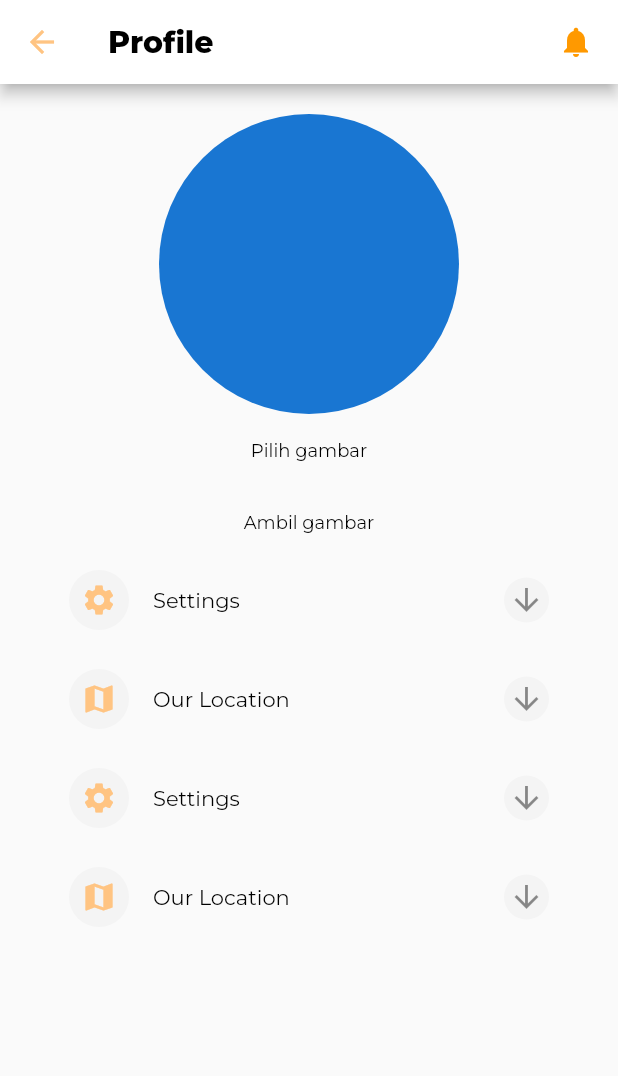
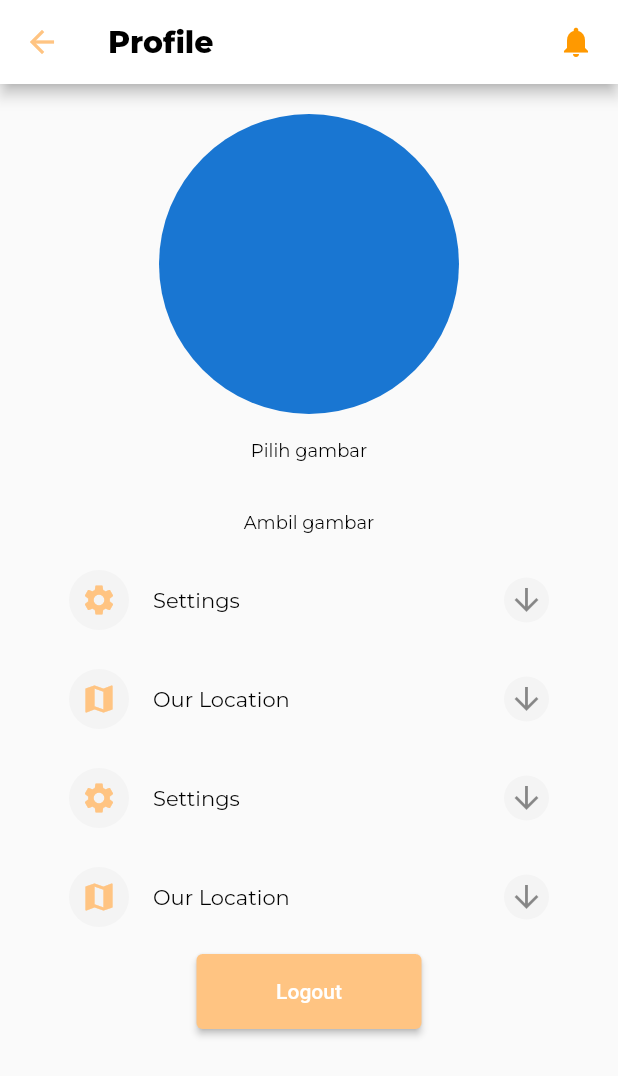
Before and after one commit to yudanto88/PetShop, a Flutter app: the ProfileView screen opened by its route, on a phone screen of 412 x 824 dp. Shown: the top 1076 px of the screen. Run offline on Flutter 3.47's test engine with Material 2 defaults, Android fonts, the phone set to English and light mode, and no system bars; our stand-ins replace dio, firebase_auth, firebase_core, firebase_messaging, get, google_fonts and 3 more; accounts and stored records are empty; network calls fail.

Commit message:
Fix debug

```diff
--- a/lib/app/modules/auth/controllers/auth_controller.dart
+++ b/lib/app/modules/auth/controllers/auth_controller.dart
@@ -45,4 +45,16 @@ class AuthController extends GetxController {
       isLoading.value = false;
     }
   }
+
+  Future<void> logout() async {
+    try {
+      await _auth.signOut();
+      Get.snackbar('Success', 'Logout successful',
+          backgroundColor: Colors.green);
+      Get.toNamed(Routes.HOME);
+    } catch (error) {
+      Get.snackbar('Error', 'Logout failed: $error',
+          backgroundColor: Colors.red);
+    }
+  }
 }
--- a/lib/app/modules/profile/views/profile_view.dart
+++ b/lib/app/modules/profile/views/profile_view.dart
@@ -4,9 +4,11 @@
 import '../controllers/profile_controller.dart';
 import '../../../../style.dart';
 import 'dart:io';
+import '../../auth/controllers/auth_controller.dart';
 
 class ProfileView extends GetView<ProfileController> {
-  const ProfileView({Key? key}) : super(key: key);
+  final AuthController _authController = Get.put(AuthController());
+  ProfileView({Key? key}) : super(key: key);
   @override
   Widget build(BuildContext context) {
     var MenuSetting = ListTile(
@@ -144,6 +146,21 @@
                 SizedBox(
                   height: 10,
                 ),
+                Obx(() {
+                  return ElevatedButton(
+                    onPressed: () {
+                      _authController.logout();
+                    },
+                    style: ElevatedButton.styleFrom(
+                        primary: orangeColor,
+                        padding:
+                            EdgeInsets.symmetric(horizontal: 20, vertical: 15),
+                        fixedSize: Size(150, 50)),
+                    child: _authController.isLoading.value
+                        ? CircularProgressIndicator()
+                        : Text('Logout'),
+                  );
+                }),
               ],
             ),
           );
--- a/lib/app/routes/app_pages.dart
+++ b/lib/app/routes/app_pages.dart
@@ -37,7 +37,7 @@ class AppPages {
     ),
     GetPage(
       name: _Paths.PROFILE,
-      page: () => const ProfileView(),
+      page: () => ProfileView(),
       binding: ProfileBinding(),
     ),
     GetPage(
--- a/pubspec.yaml
+++ b/pubspec.yaml
@@ -24,6 +24,7 @@ dependencies:
   dio: ^4.0.6
   flutter:
     sdk: flutter
+  firebase_in_app_messaging: ^0.7.4+5
 
 dev_dependencies:
   flutter_lints: 3.0.0
```
Also changed, not shown: pubspec.lock, 1 other file.
